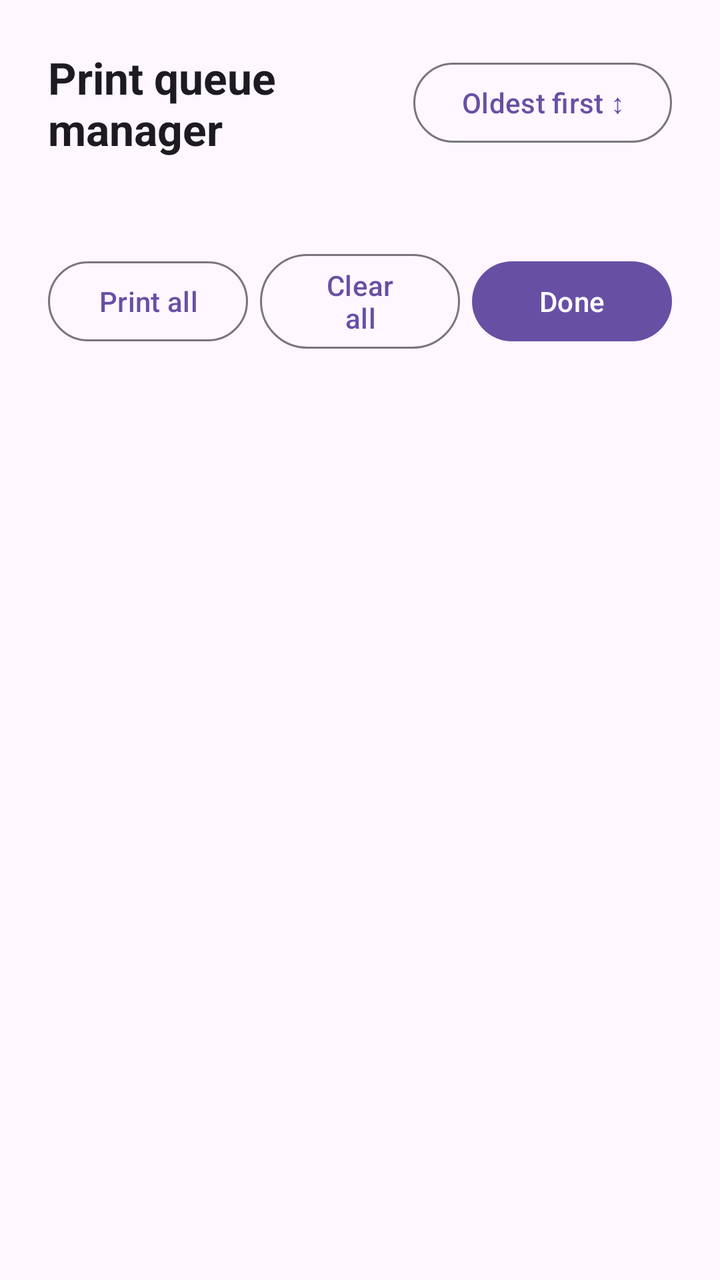
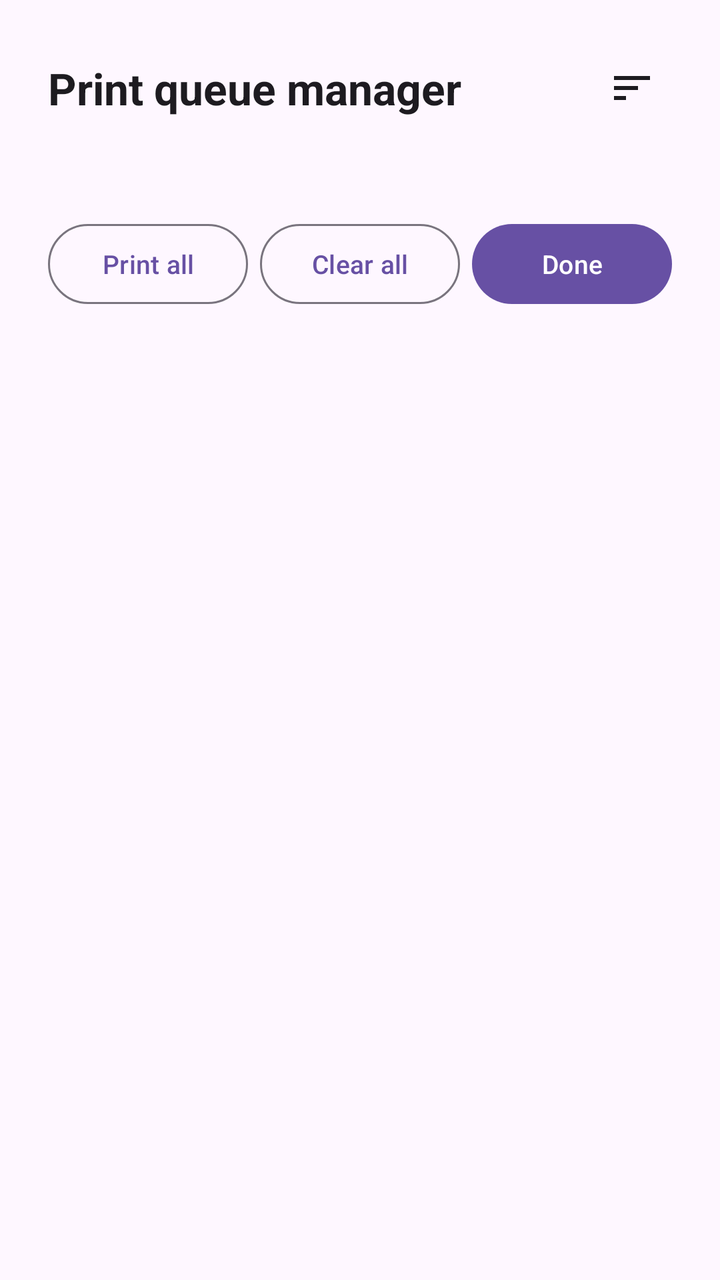

Compare the two renders of this Android layout. The source of the first and the diff that turns it into the second are given below.
<!-- AndroidManifest.xml: application theme Theme.RolloPrint -->
<!-- res/layout/dialog_queue_manager.xml -->
<?xml version="1.0" encoding="utf-8"?>
<LinearLayout xmlns:android="http://schemas.android.com/apk/res/android"
    android:layout_width="match_parent"
    android:layout_height="wrap_content"
    android:orientation="vertical"
    android:padding="24dp"
    android:background="?attr/colorSurface">

    <LinearLayout
        android:layout_width="match_parent"
        android:layout_height="wrap_content"
        android:orientation="horizontal"
        android:gravity="center_vertical"
        android:layout_marginBottom="16dp">

        <TextView
            android:layout_width="0dp"
            android:layout_height="wrap_content"
            android:layout_weight="1"
            android:text="@string/print_queue_title"
            android:textAppearance="?attr/textAppearanceTitleLarge"
            android:textColor="?attr/colorOnSurface"
            android:textStyle="bold" />

        <com.google.android.material.button.MaterialButton
            android:id="@+id/btnToggleSortOrder"
            style="@style/Widget.Material3.Button.OutlinedButton"
            android:layout_width="wrap_content"
            android:layout_height="wrap_content"
            android:text="@string/sort_oldest_first" />
    </LinearLayout>

    
    <TextView
        android:id="@+id/tvEmptyQueuePlaceholder"
        android:layout_width="match_parent"
        android:layout_height="120dp"
        android:gravity="center"
        android:text="@string/no_pending_jobs"
        android:textAppearance="?attr/textAppearanceBodyLarge"
        android:textColor="?attr/colorOnSurfaceVariant"
        android:visibility="gone" />

    
    <androidx.recyclerview.widget.RecyclerView
        android:id="@+id/rvQueueJobs"
        android:layout_width="match_parent"
        android:layout_height="wrap_content"
        android:scrollbars="vertical"
        android:clipToPadding="false"
        android:paddingVertical="4dp" />

    <LinearLayout
        android:layout_width="match_parent"
        android:layout_height="wrap_content"
        android:orientation="horizontal"
        android:gravity="center_vertical"
        android:layout_marginTop="20dp">

        <com.google.android.material.button.MaterialButton
            android:id="@+id/btnPrintAllQueue"
            style="@style/Widget.Material3.Button.OutlinedButton"
            android:layout_width="0dp"
            android:layout_height="wrap_content"
            android:layout_weight="1"
            android:text="@string/print_all"
            android:layout_marginEnd="6dp" />

        <com.google.android.material.button.MaterialButton
            android:id="@+id/btnClearAllQueue"
            style="@style/Widget.Material3.Button.OutlinedButton"
            android:layout_width="0dp"
            android:layout_height="wrap_content"
            android:layout_weight="1"
            android:text="@string/clear_all"
            android:layout_marginEnd="6dp" />

        <com.google.android.material.button.MaterialButton
            android:id="@+id/btnCloseQueue"
            style="@style/Widget.Material3.Button"
            android:layout_width="0dp"
            android:layout_height="wrap_content"
            android:layout_weight="1"
            android:text="@string/done" />
    </LinearLayout>

</LinearLayout>
<!-- resources referenced by this layout -->
<resources>
  <string name="clear_all">Clear all</string>
  <string name="done">Done</string>
  <string name="no_pending_jobs">No pending jobs in print queue</string>
  <string name="print_all">Print all</string>
  <string name="print_queue_title">Print queue manager</string>
  <string name="sort_oldest_first">Oldest first ↕</string>
  <style name="Theme.RolloPrint" parent="Base.Theme.RolloPrint" />
  <style name="Base.Theme.RolloPrint" parent="Theme.Material3.DayNight.NoActionBar">
          
          <item name="android:windowLayoutInDisplayCutoutMode" tools:targetApi="p">shortEdges</item>
      </style>
</resources>

<!-- the commit's change to res/layout/dialog_queue_manager.xml (unified diff, before → after) -->
@@ -1,5 +1,6 @@
 <?xml version="1.0" encoding="utf-8"?>
 <LinearLayout xmlns:android="http://schemas.android.com/apk/res/android"
+    xmlns:app="http://schemas.android.com/apk/res-auto"
     android:layout_width="match_parent"
     android:layout_height="wrap_content"
     android:orientation="vertical"
@@ -22,12 +23,14 @@
             android:textColor="?attr/colorOnSurface"
             android:textStyle="bold" />
 
-        <com.google.android.material.button.MaterialButton
+        <ImageButton
             android:id="@+id/btnToggleSortOrder"
-            style="@style/Widget.Material3.Button.OutlinedButton"
-            android:layout_width="wrap_content"
-            android:layout_height="wrap_content"
-            android:text="@string/sort_oldest_first" />
+            android:layout_width="40dp"
+            android:layout_height="40dp"
+            android:src="@drawable/ic_sort"
+            android:background="?attr/selectableItemBackgroundBorderless"
+            android:contentDescription="Toggle sort order"
+            app:tint="?attr/colorOnSurface" />
     </LinearLayout>
 
     
@@ -63,6 +66,10 @@
             android:layout_width="0dp"
             android:layout_height="wrap_content"
             android:layout_weight="1"
+            android:insetLeft="0dp"
+            android:insetRight="0dp"
+            android:paddingHorizontal="4dp"
+            android:textSize="13sp"
             android:text="@string/print_all"
             android:layout_marginEnd="6dp" />
 
@@ -72,6 +79,10 @@
             android:layout_width="0dp"
             android:layout_height="wrap_content"
             android:layout_weight="1"
+            android:insetLeft="0dp"
+            android:insetRight="0dp"
+            android:paddingHorizontal="4dp"
+            android:textSize="13sp"
             android:text="@string/clear_all"
             android:layout_marginEnd="6dp" />
 
@@ -81,6 +92,10 @@
             android:layout_width="0dp"
             android:layout_height="wrap_content"
             android:layout_weight="1"
+            android:insetLeft="0dp"
+            android:insetRight="0dp"
+            android:paddingHorizontal="4dp"
+            android:textSize="13sp"
             android:text="@string/done" />
     </LinearLayout>
 
<!-- resource entries referenced after the edit -->
@@ -1,11 +1,21 @@
 <!-- resources referenced by this layout -->
 <resources>
+  <!-- drawable ic_sort (drawable) -->
+  <vector xmlns:android="http://schemas.android.com/apk/res/android"
+      android:width="24dp"
+      android:height="24dp"
+      android:viewportWidth="24"
+      android:viewportHeight="24"
+      android:tint="?attr/colorOnSurface">
+    <path
+        android:fillColor="@android:color/white"
+        android:pathData="M3,18h6v-2H3v2zM3,6v2h18V6H3zM3,13h12v-2H3v2z"/>
+  </vector>
   <string name="clear_all">Clear all</string>
   <string name="done">Done</string>
   <string name="no_pending_jobs">No pending jobs in print queue</string>
   <string name="print_all">Print all</string>
   <string name="print_queue_title">Print queue manager</string>
-  <string name="sort_oldest_first">Oldest first ↕</string>
   <style name="Theme.RolloPrint" parent="Base.Theme.RolloPrint" />
   <style name="Base.Theme.RolloPrint" parent="Theme.Material3.DayNight.NoActionBar">
           
